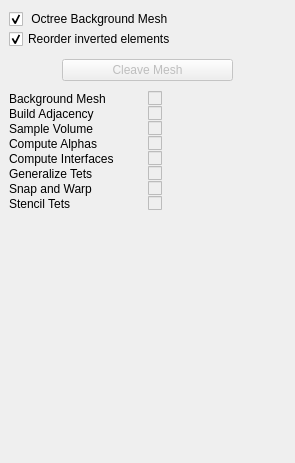
Qt form src/gui/Application/ToolWidgets/CleaverWidget.ui (SCIInstitute/Cleaver) before a commit.
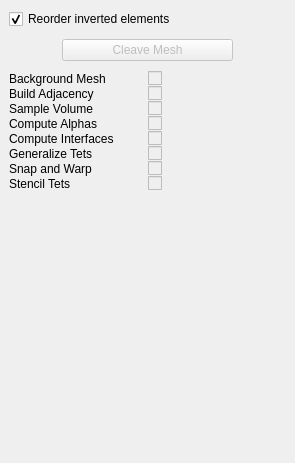
The same form after that commit.

Patch:
```diff
--- a/src/gui/Application/ToolWidgets/CleaverWidget.ui
+++ b/src/gui/Application/ToolWidgets/CleaverWidget.ui
@@ -36,19 +36,6 @@
     <property name="spacing">
      <number>0</number>
     </property>
-    <item>
-     <widget class="QCheckBox" name="octreeCheckbox">
-      <property name="text">
-       <string> Octree Background Mesh</string>
-      </property>
-      <property name="checked">
-       <bool>true</bool>
-      </property>
-      <property name="tristate">
-       <bool>false</bool>
-      </property>
-     </widget>
-    </item>
     <item>
      <widget class="QCheckBox" name="fixJacobianCheckBox">
       <property name="text">
```
